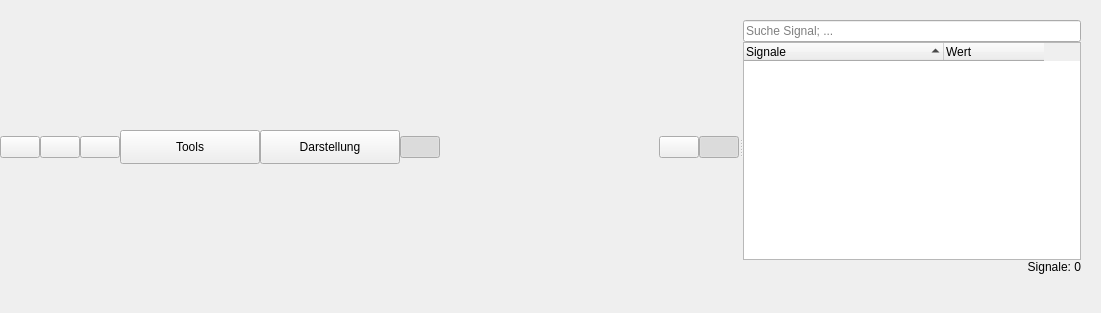
Above: RTOC/RTOC_GUI/ui/plotWidget.ui from Haschtl/RealTimeOpenControl before the change. Below: the same form after it.
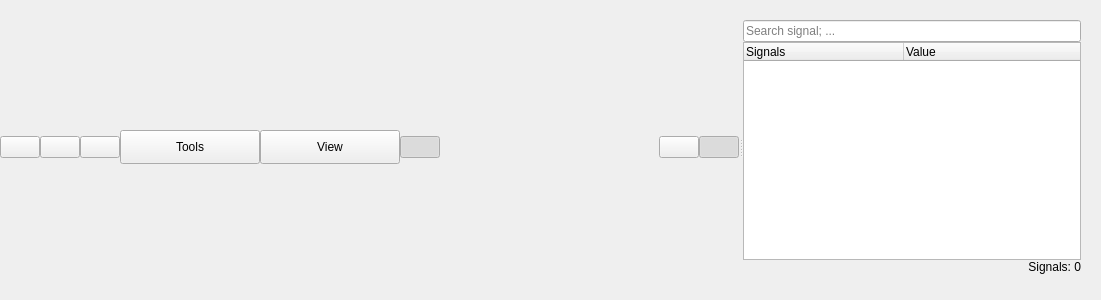
That is the form after the change. Icons and pictures are not drawn.

```diff
--- a/RTOC/RTOC_GUI/ui/plotWidget.ui
+++ b/RTOC/RTOC_GUI/ui/plotWidget.ui
@@ -7,7 +7,7 @@
     <x>0</x>
     <y>0</y>
     <width>1101</width>
-    <height>313</height>
+    <height>300</height>
    </rect>
   </property>
   <property name="windowTitle">
@@ -171,7 +171,7 @@
              </size>
             </property>
             <property name="text">
-             <string>Darstellung</string>
+             <string>View</string>
             </property>
             <property name="checkable">
              <bool>false</bool>
@@ -316,7 +316,7 @@
           <item>
            <widget class="QLineEdit" name="searchEdit">
             <property name="placeholderText">
-             <string>Suche Signal; ...</string>
+             <string>Search signal; ...</string>
             </property>
             <property name="clearButtonEnabled">
              <bool>true</bool>
@@ -337,12 +337,18 @@
             <property name="defaultDropAction">
              <enum>Qt::CopyAction</enum>
             </property>
+            <property name="alternatingRowColors">
+             <bool>false</bool>
+            </property>
             <property name="selectionMode">
              <enum>QAbstractItemView::ExtendedSelection</enum>
             </property>
             <property name="autoExpandDelay">
              <number>1</number>
             </property>
+            <property name="indentation">
+             <number>0</number>
+            </property>
             <property name="uniformRowHeights">
              <bool>false</bool>
             </property>
@@ -352,32 +358,44 @@
             <property name="animated">
              <bool>true</bool>
             </property>
+            <property name="allColumnsShowFocus">
+             <bool>false</bool>
+            </property>
+            <property name="wordWrap">
+             <bool>true</bool>
+            </property>
             <property name="headerHidden">
              <bool>false</bool>
             </property>
+            <attribute name="headerVisible">
+             <bool>true</bool>
+            </attribute>
             <attribute name="headerCascadingSectionResizes">
              <bool>true</bool>
             </attribute>
             <attribute name="headerDefaultSectionSize">
-             <number>200</number>
+             <number>160</number>
+            </attribute>
+            <attribute name="headerHighlightSections">
+             <bool>true</bool>
             </attribute>
             <attribute name="headerMinimumSectionSize">
-             <number>5</number>
+             <number>0</number>
             </attribute>
             <attribute name="headerShowSortIndicator" stdset="0">
-             <bool>true</bool>
+             <bool>false</bool>
             </attribute>
             <attribute name="headerStretchLastSection">
-             <bool>false</bool>
+             <bool>true</bool>
             </attribute>
             <column>
              <property name="text">
-              <string>Signale</string>
+              <string>Signals</string>
              </property>
             </column>
             <column>
              <property name="text">
-              <string>Wert</string>
+              <string>Value</string>
              </property>
             </column>
            </widget>
@@ -385,7 +403,7 @@
           <item>
            <widget class="QLabel" name="countLabel">
             <property name="text">
-             <string>Signale: 0</string>
+             <string>Signals: 0</string>
             </property>
             <property name="alignment">
              <set>Qt::AlignRight|Qt::AlignTrailing|Qt::AlignVCenter</set>
```
Left out of the diff: 19 changed lines with no effect on the pictures.
